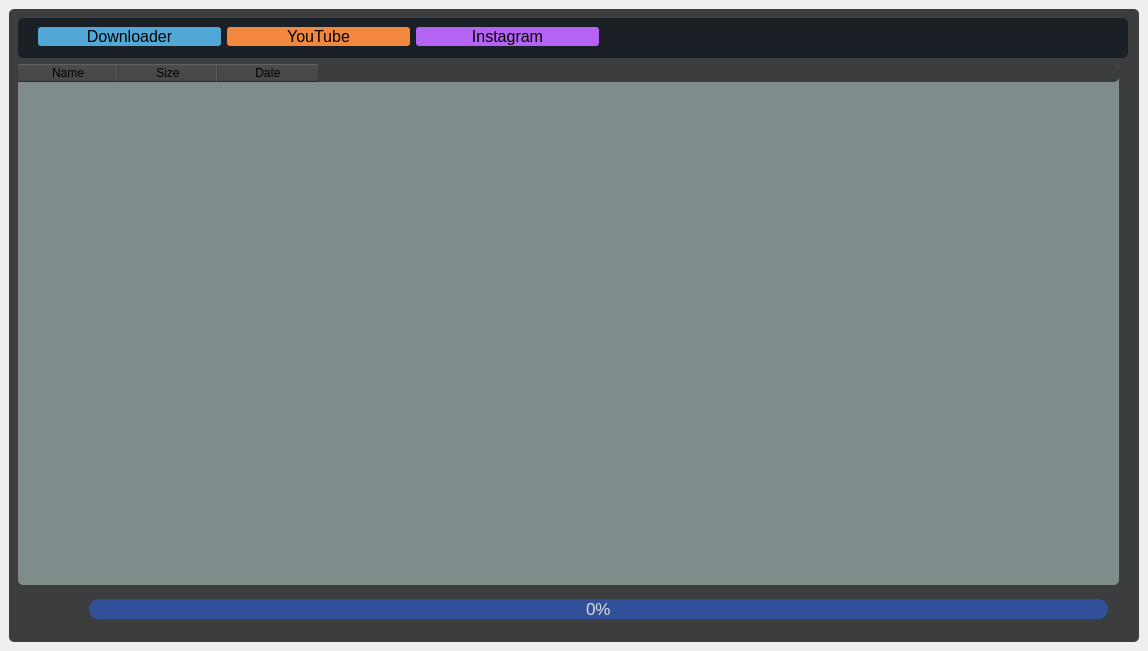
mahdi9925/YouTube-downloader, file ui/YouTube_dl.ui: the form before one commit.
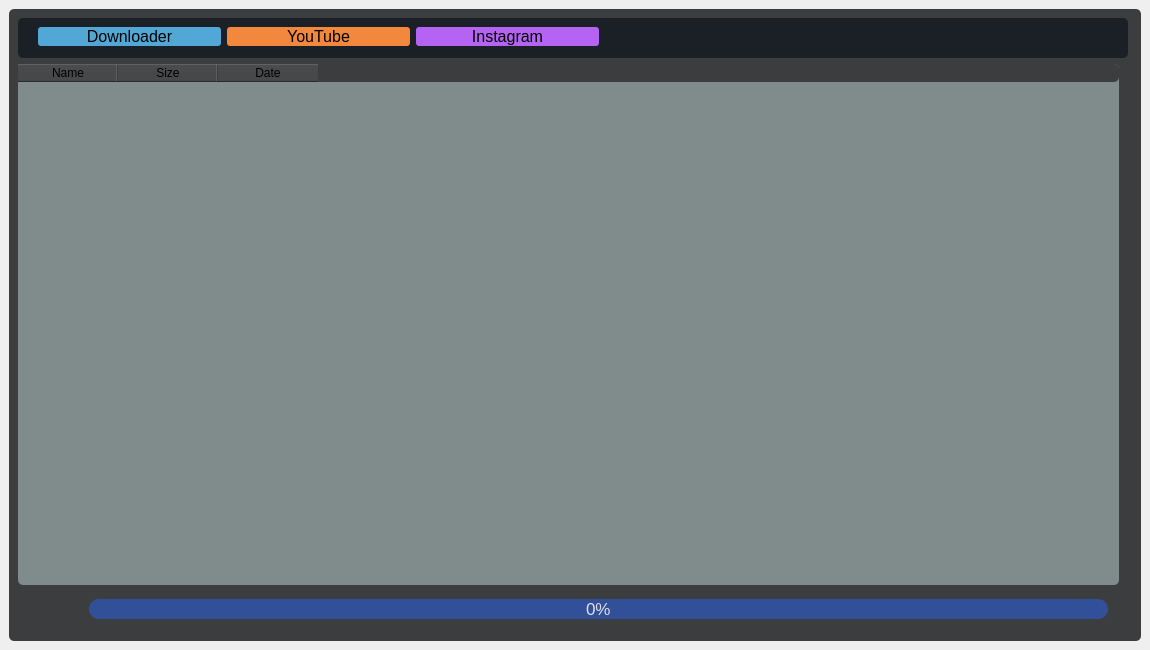
The form after the commit. Icons and pictures are not drawn.

Commit message: change main window size and unify file name and path for save that its name soveTo_name

Diff of the .ui file:
```diff
--- a/ui/YouTube_dl.ui
+++ b/ui/YouTube_dl.ui
@@ -6,8 +6,8 @@
    <rect>
     <x>0</x>
     <y>0</y>
-    <width>1148</width>
-    <height>651</height>
+    <width>1150</width>
+    <height>650</height>
    </rect>
   </property>
   <property name="windowTitle">
@@ -319,7 +319,7 @@
         <rect>
          <x>13</x>
          <y>750</y>
-         <width>671</width>
+         <width>991</width>
          <height>33</height>
         </rect>
        </property>
```
Left out of the diff: 171 changed lines with no effect on the pictures. The commit also changes 1 other file.
